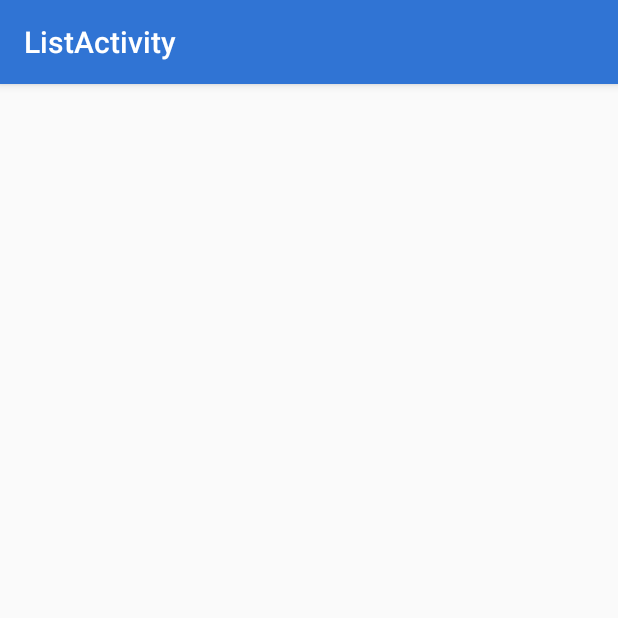
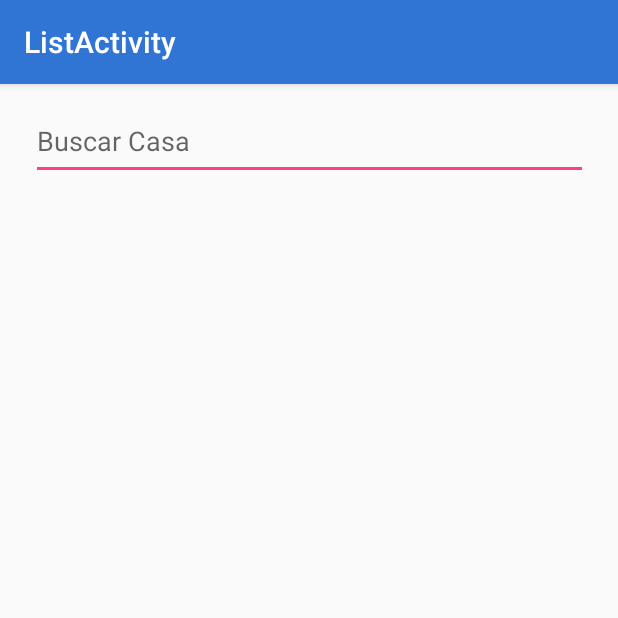
Before and after one commit to Vistor2012/myproyect, an Android app: the ListActivity screen opened directly, with no data from a screen before it, on a phone screen of 412 x 824 dp, the top half of it. Run offline under Robolectric (Android 15) with nearby library versions, the phone set to English and light mode, and no system bars; libraries missing offline, so code that uses them is left out: com.loopj.android, cz.msebera.android.

Commit message:
arreglando lista de casas

```diff
--- a/app/src/main/AndroidManifest.xml
+++ b/app/src/main/AndroidManifest.xml
@@ -67,10 +67,6 @@
             android:label="@string/title_activity_edit_perfil"
             android:theme="@style/AppTheme.NoActionBar" />
         <activity
-            android:name=".DetaillsActivity"
-            android:label="@string/title_activity_detaills"
-            android:theme="@style/AppTheme.NoActionBar" />
-        <activity
             android:name=".ListActivity"
             android:label="@string/title_activity_list"
             android:theme="@style/AppTheme.NoActionBar" />
--- a/app/src/main/java/com/example/victor/myproyect/DATA/DataApp.java
+++ b/app/src/main/java/com/example/victor/myproyect/DATA/DataApp.java
@@ -8,8 +8,8 @@ public class DataApp {
 
     static public ArrayList<ItemList>LISTINFO;
 
-    static public String HOST = "http://192.168.43.142:7777/api/v1.0/";
+    static public String HOST = "http://192.168.1.3:7777/api/v1.0/";
     static public String HOST_INMUEBLE = HOST+"inmuebles/";
-    static public String HOST_ROOT = "http://192.168.43.142:7777/";
+    static public String HOST_ROOT = "http://192.168.1.3:7777/";
 
 }
--- a/app/src/main/java/com/example/victor/myproyect/EditPerfilActivity.java
+++ b/app/src/main/java/com/example/victor/myproyect/EditPerfilActivity.java
@@ -213,7 +213,7 @@ public class EditPerfilActivity extends AppCompatActivity implements  View.OnCli
         Toast.makeText(getApplicationContext(),"entra aguardar info",Toast.LENGTH_SHORT).show();
 
         //Aqui hay que cambiar la ip
-        String url = "http://192.168.43.142:7777/api/v1.0/" + "agenteVentas";
+        String url = "http://192.168.1.3:7777/api/v1.0/" + "agenteVentas";
         //client.setTimeout(15*1000);
         client.post(url, params, new JsonHttpResponseHandler(){
             @Override
--- a/app/src/main/java/com/example/victor/myproyect/ListActivity.java
+++ b/app/src/main/java/com/example/victor/myproyect/ListActivity.java
@@ -7,7 +7,10 @@ import android.support.design.widget.FloatingActionButton;
 import android.support.design.widget.Snackbar;
 import android.support.v7.app.AppCompatActivity;
 import android.support.v7.widget.Toolbar;
+import android.text.Editable;
+import android.text.TextWatcher;
 import android.view.View;
+import android.widget.EditText;
 import android.widget.ListView;
 import android.widget.Toast;
 
@@ -42,18 +45,44 @@ public class ListActivity extends AppCompatActivity {
         StrictMode.setThreadPolicy(policy);
 
         root = this;
+        LISTINFO = new ArrayList<ItemList>();
 
-        LISTINFO = new ArrayList<ItemList>();
-        LIST =(ListView) this.findViewById(R.id.list_house);
 
-        loadInitialRestData();
+        //loadInitialRestData();
+        loadcomponents();
     }
 
-    private void loadInitialRestData() {
+    private void loadcomponents() {
+        LIST =(ListView) this.findViewById(R.id.list_house);
+        EditText search = (EditText)this.findViewById(R.id.search_house);
+        //eventos
+        search.addTextChangedListener(new TextWatcher() {
+            @Override
+            public void beforeTextChanged(CharSequence s, int start, int count, int after) {
+
+            }
+
+            @Override
+            public void onTextChanged(CharSequence s, int start, int before, int count) {
+                String str = s.toString();
+                loadInitialRestData(str);
+            }
+
+            @Override
+            public void afterTextChanged(Editable s) {
+
+            }
+        });
+        //LISTINFO.add(new ItemList("https://www.construyehogar.com/wp-content/uploads/2017/10/Fachada-de-casa-moderna-peque%C3%B1a.jpg", "hshnsbdhd", "dggddnd", "jddnd", "gdhd", "venta", "bfjj"));
+        //ADAPTER = new CustomAdapter(this,LISTINFO);
+        //LIST.setAdapter(ADAPTER);
+    }
+
+   private void loadInitialRestData(String keystr) {
         AsyncHttpClient client = new AsyncHttpClient();
         // Toast.makeText(getApplicationContext(),"esta entrando aqui",Toast.LENGTH_SHORT).show();
-        //aqui donde tiene q cargar la informacion
-        String url = "http://192.168.43.142:7777/api/v1.0/inmuebles";
+        //aqui donde tiene q cargar la infarmacion
+        String url = "http://192.168.1.3:7777/api/v1.0/" +keystr+ "inmuebles";
         //String descripcion="";
         client.get(url, new JsonHttpResponseHandler(){
             @Override
@@ -80,14 +109,13 @@ public class ListActivity extends AppCompatActivity {
                         //String imdbID = itemJson.getString("_id");
                         //String images = itemJson.getString("image_casa");
 
-                        ItemList item = new ItemList(descripcion_p, servicios_p, precio_p, superficie_p, direccion_p, tipo_operacion);
+                        ItemList item = new ItemList("https://www.construyehogar.com/wp-content/uploads/2017/10/Fachada-de-casa-moderna-peque%C3%B1a.jpg",descripcion_p, servicios_p, precio_p, superficie_p, tipo_operacion, direccion_p);
                         LISTINFO.add(item);
                     }
 
                     ADAPTER = new CustomAdapter(root, LISTINFO);
                     LIST.setAdapter(ADAPTER);
-                    //llenar el LISTINFO desde la api
-                    //LISTINFO.add(new ItemList("https://www.construyehogar.com/wp-content/uploads/2017/10/Fachada-de-casa-moderna-peque%C3%B1a.jpg", "hshnsbdhd", "dggddnd"));
+
                 }catch (JSONException e){
                     e.printStackTrace();
                 }
--- a/app/src/main/java/com/example/victor/myproyect/ListDataSource/ItemList.java
+++ b/app/src/main/java/com/example/victor/myproyect/ListDataSource/ItemList.java
@@ -10,7 +10,7 @@ public class ItemList {
     private String direccion_p;
     private String idimdb;
 
-    public ItemList(String detalles_casa, String servicios_p, String precio_p, String superficie_p, String tipo_operacion, String direccion_p) {
+    public ItemList(String image_casa, String detalles_casa, String servicios_p, String precio_p, String superficie_p, String tipo_operacion, String direccion_p) {
         this.image_casa = image_casa;
         this.detalles_casa = detalles_casa;
         this.servicios_p = servicios_p;
--- a/app/src/main/java/com/example/victor/myproyect/RegisterActivity.java
+++ b/app/src/main/java/com/example/victor/myproyect/RegisterActivity.java
@@ -253,7 +253,7 @@ public class RegisterActivity extends AppCompatActivity implements View.OnClickL
         Toast.makeText(getApplicationContext(),"entra aguardar info",Toast.LENGTH_SHORT).show();
 
         //Aqui hay que cambiar la ip
-        String url = "http://192.168.43.142:7777/api/v1.0/" + "inmuebles";
+        String url = "http://192.168.1.3:7777/api/v1.0/" + "inmuebles";
 
         client.post(url, params, new JsonHttpResponseHandler(){
             @Override
--- a/app/src/main/java/com/example/victor/myproyect/latiylongi_Maps.java
+++ b/app/src/main/java/com/example/victor/myproyect/latiylongi_Maps.java
@@ -49,7 +49,7 @@ public class latiylongi_Maps extends FragmentActivity implements OnMapReadyCallb
                     RequestParams params = new RequestParams();
                     params.put("lat",marker.getPosition().latitude);
                     params.put("lon",marker.getPosition().longitude);
-                    String url = "http://192.168.43.142:7777/api/v1.0/" + "inmuebles";
+                    String url = "http://192.168.1.3:7777/api/v1.0/inmuebles/5b450ab26c93690ccffe598d";
                     client.patch(url, params,new JsonHttpResponseHandler());
                     Toast.makeText(root,"exitoso",Toast.LENGTH_LONG).show();
                 }
--- a/app/src/main/res/layout/content_list.xml
+++ b/app/src/main/res/layout/content_list.xml
@@ -8,12 +8,41 @@
     tools:context="com.example.victor.myproyect.ListActivity"
     tools:showIn="@layout/activity_list">
 
-    <android.support.constraint.ConstraintLayout
-        xmlns:android="http://schemas.android.com/apk/res/android"
-        xmlns:app="http://schemas.android.com/apk/res-auto"
-        xmlns:tools="http://schemas.android.com/tools"
+
+    <LinearLayout
+        android:id="@+id/container"
         android:layout_width="match_parent"
-        android:layout_height="match_parent">
+        android:layout_height="match_parent"
+        android:orientation="vertical"
+        app:layout_constraintBottom_toBottomOf="parent"
+        app:layout_constraintEnd_toEndOf="parent"
+        app:layout_constraintHorizontal_bias="0.0"
+        app:layout_constraintStart_toStartOf="parent"
+        app:layout_constraintTop_toTopOf="parent"
+        app:layout_constraintVertical_bias="0.0">
+
+        <android.support.constraint.ConstraintLayout xmlns:android="http://schemas.android.com/apk/res/android"
+            xmlns:app="http://schemas.android.com/apk/res-auto"
+            xmlns:tools="http://schemas.android.com/tools"
+            android:layout_width="match_parent"
+            android:layout_height="75dp">
+
+            <EditText
+                android:id="@+id/search_house"
+                android:layout_width="371dp"
+                android:layout_height="52dp"
+                android:layout_marginBottom="5dp"
+                android:layout_marginEnd="5dp"
+                android:layout_marginStart="5dp"
+                android:layout_marginTop="5dp"
+                android:ems="10"
+                android:inputType="textPersonName"
+                android:hint="Buscar Casa"
+                app:layout_constraintBottom_toBottomOf="parent"
+                app:layout_constraintEnd_toEndOf="parent"
+                app:layout_constraintStart_toStartOf="parent"
+                app:layout_constraintTop_toTopOf="parent" />
+        </android.support.constraint.ConstraintLayout>
 
         <ListView
             android:id="@+id/list_house"
@@ -28,5 +57,5 @@
             app:layout_constraintStart_toStartOf="parent"
             app:layout_constraintTop_toTopOf="parent" />
 
-    </android.support.constraint.ConstraintLayout>
+    </LinearLayout>
 </android.support.constraint.ConstraintLayout>
```
Also changed, not shown: app/src/main/java/com/example/victor/myproyect/DetaillsActivity.java (deleted, +0 -51 lines), app/src/main/java/com/example/victor/myproyect/ListDataSource/CustomAdapter.java (+9 -18 lines), app/src/main/java/com/example/victor/myproyect/ListDataSource/TaskImg.java (+7 -6 lines), app/src/main/res/layout/activity_detaills.xml (deleted, +0 -11 lines), app/src/main/res/layout/item_list.xml (renamed from app/src/main/res/layout/content_detaills.xml, +6 -11 lines).
